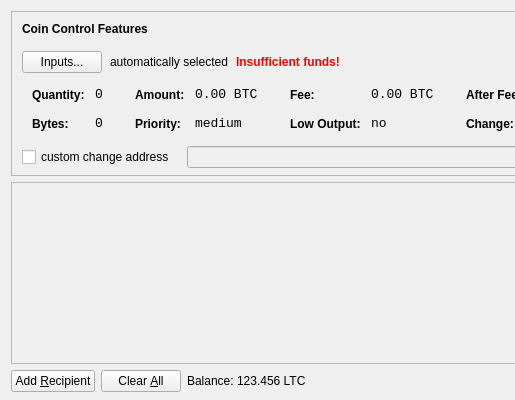
Before: the Qt Designer form src/qt/forms/sendcoinsdialog.ui in universecoin/source, drawn with Qt 5; both pictures show x 0 to 515 and y 0 to 400 of the 850 by 400 pixel window.
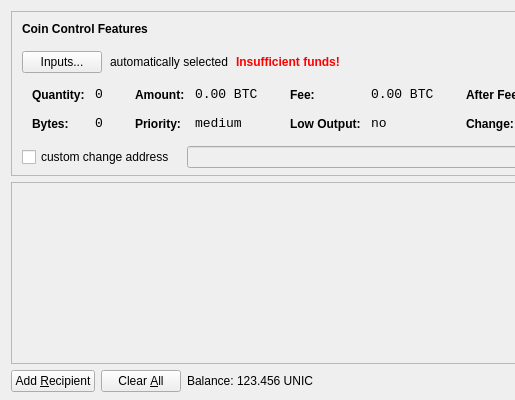
After: the same form once the commit is applied. Icons and pictures are not drawn.

The edit to the form file:
```diff
--- a/src/qt/forms/sendcoinsdialog.ui
+++ b/src/qt/forms/sendcoinsdialog.ui
@@ -720,7 +720,7 @@
           <cursorShape>IBeamCursor</cursorShape>
          </property>
          <property name="text">
-          <string>123.456 LTC</string>
+          <string>123.456 UNIC</string>
          </property>
          <property name="textInteractionFlags">
           <set>Qt::LinksAccessibleByMouse|Qt::TextSelectableByKeyboard|Qt::TextSelectableByMouse</set>
```
